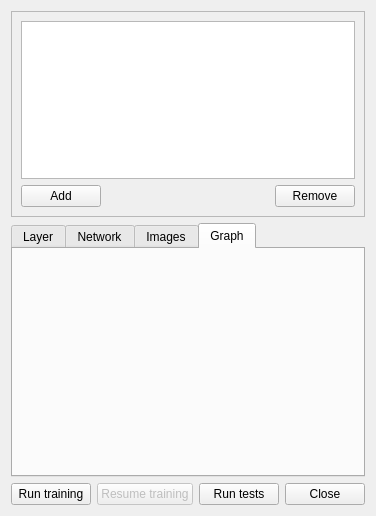
Old version of the form Plugins/NeuralNetworkView/mainform.ui in the repository kee-reel/PLAG.
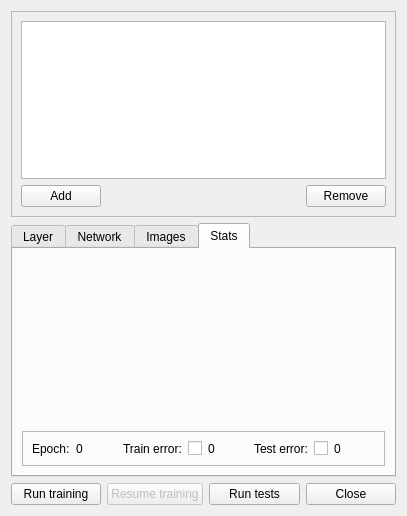
New version of the form. The open tabs and pages were chosen to show the change. Icons and pictures are not drawn. Custom widgets are drawn as their Qt base class.

Commit message: Advanced graph

The edit to the form file:
```diff
--- a/Plugins/NeuralNetworkView/mainform.ui
+++ b/Plugins/NeuralNetworkView/mainform.ui
@@ -6,7 +6,7 @@
    <rect>
     <x>0</x>
     <y>0</y>
-    <width>360</width>
+    <width>407</width>
     <height>516</height>
    </rect>
   </property>
@@ -567,7 +567,7 @@
      </widget>
      <widget class="QWidget" name="tab_3">
       <attribute name="title">
-       <string>Graph</string>
+       <string>Stats</string>
       </attribute>
       <layout class="QVBoxLayout" name="verticalLayout_4">
        <item>
@@ -580,6 +580,113 @@
          </property>
         </widget>
        </item>
+       <item>
+        <widget class="QFrame" name="frame_2">
+         <property name="frameShape">
+          <enum>QFrame::StyledPanel</enum>
+         </property>
+         <property name="frameShadow">
+          <enum>QFrame::Raised</enum>
+         </property>
+         <layout class="QHBoxLayout" name="horizontalLayout_19">
+          <item>
+           <widget class="QLabel" name="label_14">
+            <property name="sizePolicy">
+             <sizepolicy hsizetype="Fixed" vsizetype="Preferred">
+              <horstretch>0</horstretch>
+              <verstretch>0</verstretch>
+             </sizepolicy>
+            </property>
+            <property name="text">
+             <string>Epoch:</string>
+            </property>
+           </widget>
+          </item>
+          <item>
+           <widget class="QLabel" name="labelEpoch">
+            <property name="text">
+             <string>0</string>
+            </property>
+           </widget>
+          </item>
+          <item>
+           <widget class="QLabel" name="label_15">
+            <property name="sizePolicy">
+             <sizepolicy hsizetype="Fixed" vsizetype="Preferred">
+              <horstretch>0</horstretch>
+              <verstretch>0</verstretch>
+             </sizepolicy>
+            </property>
+            <property name="text">
+             <string>Train error:</string>
+            </property>
+           </widget>
+          </item>
+          <item>
+           <widget class="QCheckBox" name="checkTrain">
+            <property name="sizePolicy">
+             <sizepolicy hsizetype="Fixed" vsizetype="Fixed">
+              <horstretch>0</horstretch>
+              <verstretch>0</verstretch>
+             </sizepolicy>
+            </property>
+            <property name="text">
+             <string/>
+            </property>
+            <property name="checkable">
+             <bool>true</bool>
+            </property>
+            <property name="checked">
+             <bool>false</bool>
+            </property>
+           </widget>
+          </item>
+          <item>
+           <widget class="QLabel" name="labelTrainError">
+            <property name="text">
+             <string>0</string>
+            </property>
+           </widget>
+          </item>
+          <item>
+           <widget class="QLabel" name="label_16">
+            <property name="sizePolicy">
+             <sizepolicy hsizetype="Fixed" vsizetype="Preferred">
+              <horstretch>0</horstretch>
+              <verstretch>0</verstretch>
+             </sizepolicy>
+            </property>
+            <property name="text">
+             <string>Test error:</string>
+            </property>
+           </widget>
+          </item>
+          <item>
+           <widget class="QCheckBox" name="checkTest">
+            <property name="sizePolicy">
+             <sizepolicy hsizetype="Fixed" vsizetype="Fixed">
+              <horstretch>0</horstretch>
+              <verstretch>0</verstretch>
+             </sizepolicy>
+            </property>
+            <property name="text">
+             <string/>
+            </property>
+            <property name="checkable">
+             <bool>true</bool>
+            </property>
+           </widget>
+          </item>
+          <item>
+           <widget class="QLabel" name="labelTestError">
+            <property name="text">
+             <string>0</string>
+            </property>
+           </widget>
+          </item>
+         </layout>
+        </widget>
+       </item>
       </layout>
      </widget>
     </widget>
```
Left out of the diff: 4 changed lines with no effect on the pictures. The commit also changes 9 other files.
